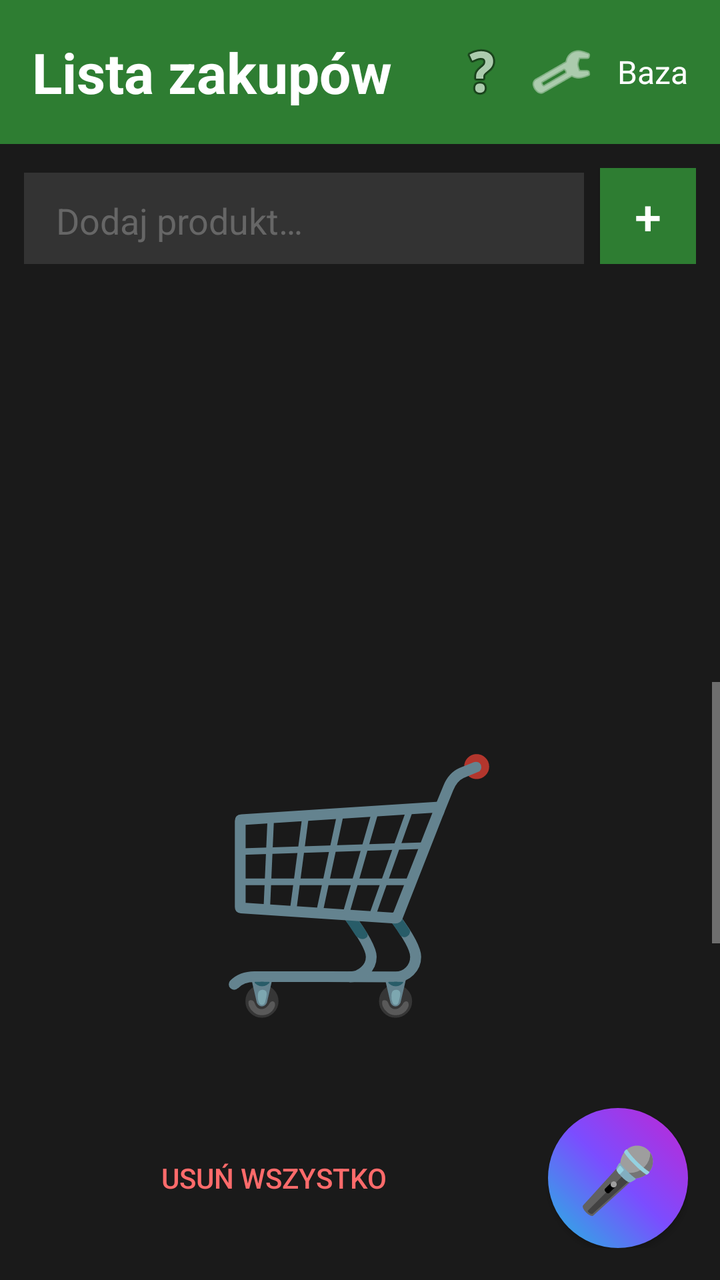
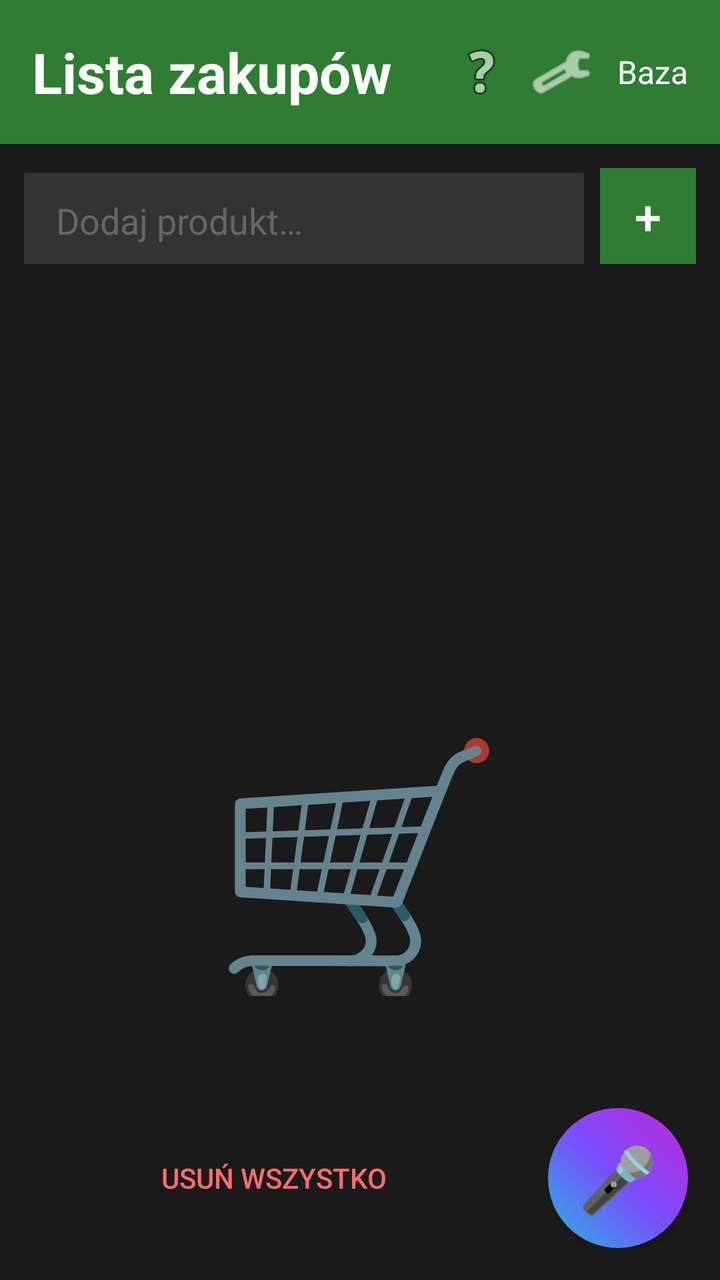

Screens rendered from an Android XML layout before and after an edit, with the pre-edit source and the edit as a unified diff.
<!-- AndroidManifest.xml: application theme Theme.MarkaLista -->
<!-- res/layout/activity_main.xml -->
<?xml version="1.0" encoding="utf-8"?>
<LinearLayout xmlns:android="http://schemas.android.com/apk/res/android"
    android:layout_width="match_parent"
    android:layout_height="match_parent"
    android:orientation="vertical"
    android:background="#1a1a1a">

    <LinearLayout
        android:layout_width="match_parent"
        android:layout_height="wrap_content"
        android:orientation="horizontal"
        android:background="#2E7D32"
        android:padding="16dp"
        android:gravity="center_vertical">
        <TextView
            android:id="@+id/title"
            android:layout_width="0dp"
            android:layout_height="wrap_content"
            android:layout_weight="1"
            android:text="@string/title"
            android:textSize="28sp"
            android:textColor="#FFFFFF"
            android:textStyle="bold" />
        <ImageButton
            android:id="@+id/helpButton"
            android:layout_width="40dp"
            android:layout_height="40dp"
            android:src="@android:drawable/ic_menu_help"
            android:background="?attr/selectableItemBackground"
            android:contentDescription="@string/help" />
        <ImageButton
            android:id="@+id/settingsButton"
            android:layout_width="40dp"
            android:layout_height="40dp"
            android:src="@android:drawable/ic_menu_manage"
            android:background="?attr/selectableItemBackground"
            android:contentDescription="@string/settings"
            android:tint="#FFFFFF" />
        <TextView
            android:id="@+id/bazaButton"
            android:layout_width="wrap_content"
            android:layout_height="wrap_content"
            android:text="@string/base"
            android:textColor="#FFFFFF"
            android:textSize="16sp"
            android:paddingStart="8dp" />
    </LinearLayout>

    <LinearLayout
        android:layout_width="match_parent"
        android:layout_height="wrap_content"
        android:orientation="horizontal"
        android:padding="12dp"
        android:background="#1a1a1a">
        <EditText
            android:id="@+id/productInput"
            android:layout_width="0dp"
            android:layout_height="48dp"
            android:layout_weight="1"
            android:hint="@string/add_product_hint"
            android:textColor="#FFFFFF"
            android:textColorHint="#666666"
            android:background="#333333"
            android:paddingStart="16dp"
            android:paddingEnd="16dp"
            android:layout_marginEnd="8dp"
            android:inputType="text" />
        <Button
            android:id="@+id/addButton"
            android:layout_width="48dp"
            android:layout_height="48dp"
            android:text="+"
            android:textSize="24sp"
            android:background="#2E7D32"
            android:textColor="#FFFFFF" />
    </LinearLayout>

    <FrameLayout
        android:layout_width="match_parent"
        android:layout_height="0dp"
        android:layout_weight="1">


        <androidx.recyclerview.widget.RecyclerView
            android:id="@+id/productList"
            android:layout_width="match_parent"
            android:layout_height="match_parent"
            android:padding="12dp"
            android:background="#00000000" />
    </FrameLayout>

    <FrameLayout
        android:id="@+id/emptyStateContainer"
        android:layout_width="match_parent"
        android:layout_height="0dp"
        android:layout_weight="1"
        android:visibility="visible">


        <ScrollView
            android:layout_width="match_parent"
            android:layout_height="match_parent">
            <LinearLayout
                android:layout_width="match_parent"
                android:layout_height="wrap_content"
                android:orientation="vertical"
                android:gravity="center_horizontal"
                android:padding="16dp"
                android:paddingBottom="180dp">
            <TextView
                android:id="@+id/cartEmoji"
                android:layout_width="wrap_content"
                android:layout_height="wrap_content"
                android:text="🛒"
                android:textSize="120sp"
                android:layout_marginBottom="16dp" />
            <TextView
                android:layout_width="wrap_content"
                android:layout_height="wrap_content"
                android:text="@string/empty_list"
                android:textColor="#FFFFFF"
                android:textSize="24sp"
                android:textStyle="bold" />
            <TextView
                android:layout_width="wrap_content"
                android:layout_height="wrap_content"
                android:text="@string/empty_message"
                android:textColor="#999999"
                android:textSize="16sp"
                android:layout_marginTop="16dp"
                android:gravity="center" />
            </LinearLayout>
        </ScrollView>
    </FrameLayout>

    <LinearLayout
        android:layout_width="match_parent"
        android:layout_height="wrap_content"
        android:orientation="horizontal"
        android:gravity="center_vertical"
        android:padding="16dp"
        android:paddingBottom="32dp"
        android:background="#1a1a1a">

        <Button
            android:id="@+id/deleteAllButton"
            android:layout_width="0dp"
            android:layout_height="48dp"
            android:layout_weight="1"
            android:text="Usuń wszystko"
            android:textColor="#FF6B6B"
            android:textSize="14sp"
            android:background="?attr/selectableItemBackground"
            android:layout_marginEnd="16dp" />

        <Button
            android:id="@+id/micButton"
            android:layout_width="70dp"
            android:layout_height="70dp"
            android:text="🎤"
            android:textSize="32sp"
            android:background="@drawable/mic_button_bg"
            android:contentDescription="@string/help" />
    </LinearLayout>
</LinearLayout>
<!-- resources referenced by this layout -->
<resources>
  <!-- drawable mic_button_bg (drawable) -->
  <?xml version="1.0" encoding="utf-8"?>
  <shape xmlns:android="http://schemas.android.com/apk/res/android"
      android:shape="oval">
      <gradient
          android:type="linear"
          android:angle="45"
          android:startColor="#22b8e0"
          android:centerColor="#7b4dff"
          android:endColor="#c026d3" />
  </shape>
  <string name="add_product_hint">Dodaj produkt…</string>
  <string name="base">Baza</string>
  <string name="empty_list">Lista jest pusta</string>
  <string name="empty_message">Przytrzymaj mikrofon i powiedz, co kupić, albo wpisz u góry.</string>
  <string name="help">Pomoc</string>
  <string name="settings">Ustawienia</string>
  <string name="title">Lista zakupów</string>
  <style name="Theme.MarkaLista" parent="Theme.AppCompat.NoActionBar">
          <item name="colorPrimary">@color/black</item>
          <item name="colorPrimaryDark">@color/black</item>
          <item name="colorAccent">@color/red</item>
      </style>
  <color name="black">#1a1a1a</color>
  <color name="red">#FF0000</color>
</resources>

<!-- the commit's change to res/layout/activity_main.xml (unified diff, before → after) -->
@@ -96,17 +96,12 @@
         android:layout_weight="1"
         android:visibility="visible">
 
-
-        <ScrollView
+        <LinearLayout
             android:layout_width="match_parent"
-            android:layout_height="match_parent">
-            <LinearLayout
-                android:layout_width="match_parent"
-                android:layout_height="wrap_content"
-                android:orientation="vertical"
-                android:gravity="center_horizontal"
-                android:padding="16dp"
-                android:paddingBottom="180dp">
+            android:layout_height="match_parent"
+            android:orientation="vertical"
+            android:gravity="center"
+            android:padding="16dp">
             <TextView
                 android:id="@+id/cartEmoji"
                 android:layout_width="wrap_content"
@@ -129,8 +124,7 @@
                 android:textSize="16sp"
                 android:layout_marginTop="16dp"
                 android:gravity="center" />
-            </LinearLayout>
-        </ScrollView>
+        </LinearLayout>
     </FrameLayout>
 
     <LinearLayout
